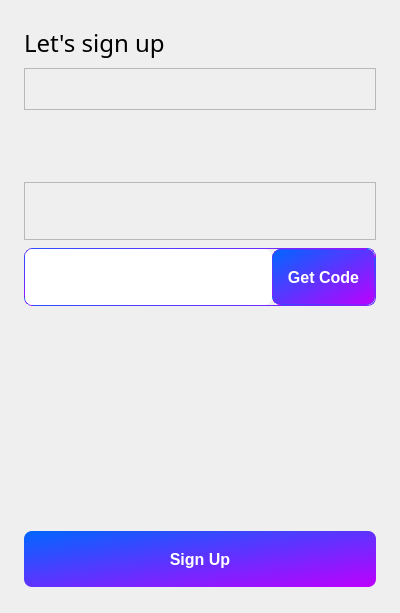
Qt form ui/signUp.ui (yechaoGitHub/AI) before a commit.
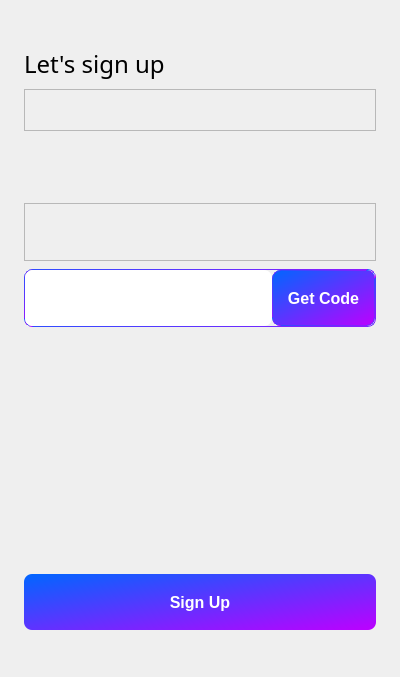
The same form after that commit. Icons and pictures are not drawn. Custom widgets are drawn as their Qt base class.

The edit to the form file:
```diff
--- a/ui/signUp.ui
+++ b/ui/signUp.ui
@@ -7,7 +7,7 @@
     <x>0</x>
     <y>0</y>
     <width>400</width>
-    <height>613</height>
+    <height>677</height>
    </rect>
   </property>
   <property name="sizePolicy">
@@ -108,13 +108,13 @@
         </property>
         <property name="minimumSize">
          <size>
-          <width>120</width>
+          <width>200</width>
           <height>40</height>
          </size>
         </property>
         <property name="maximumSize">
          <size>
-          <width>120</width>
+          <width>200</width>
           <height>40</height>
          </size>
         </property>
```
